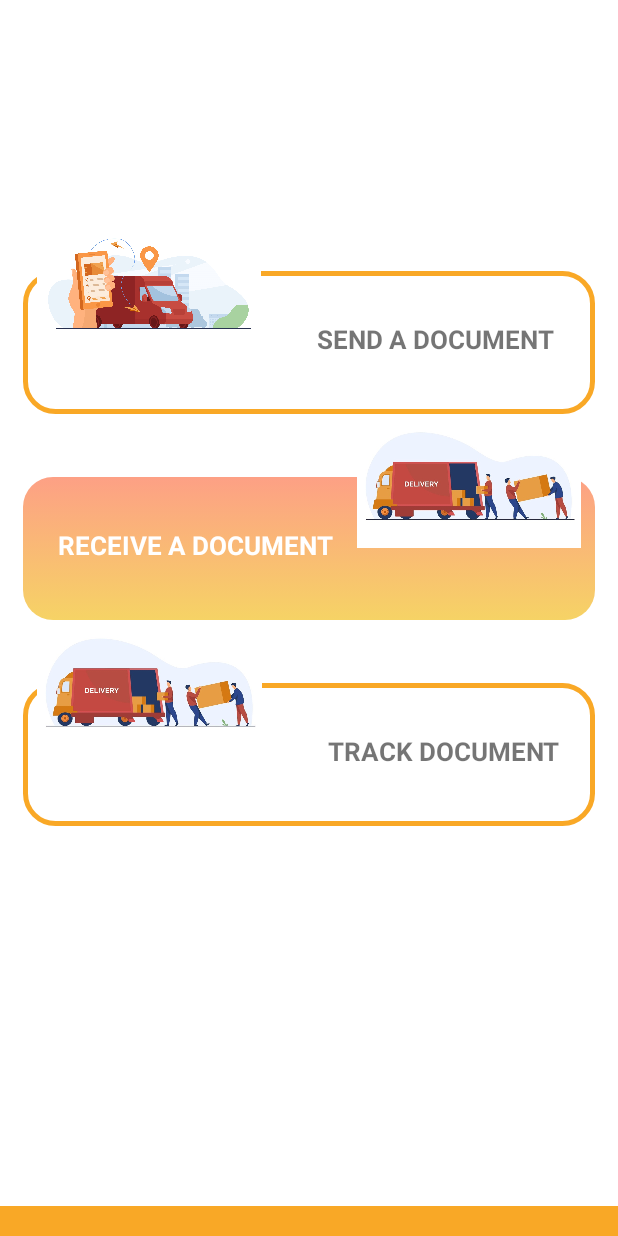
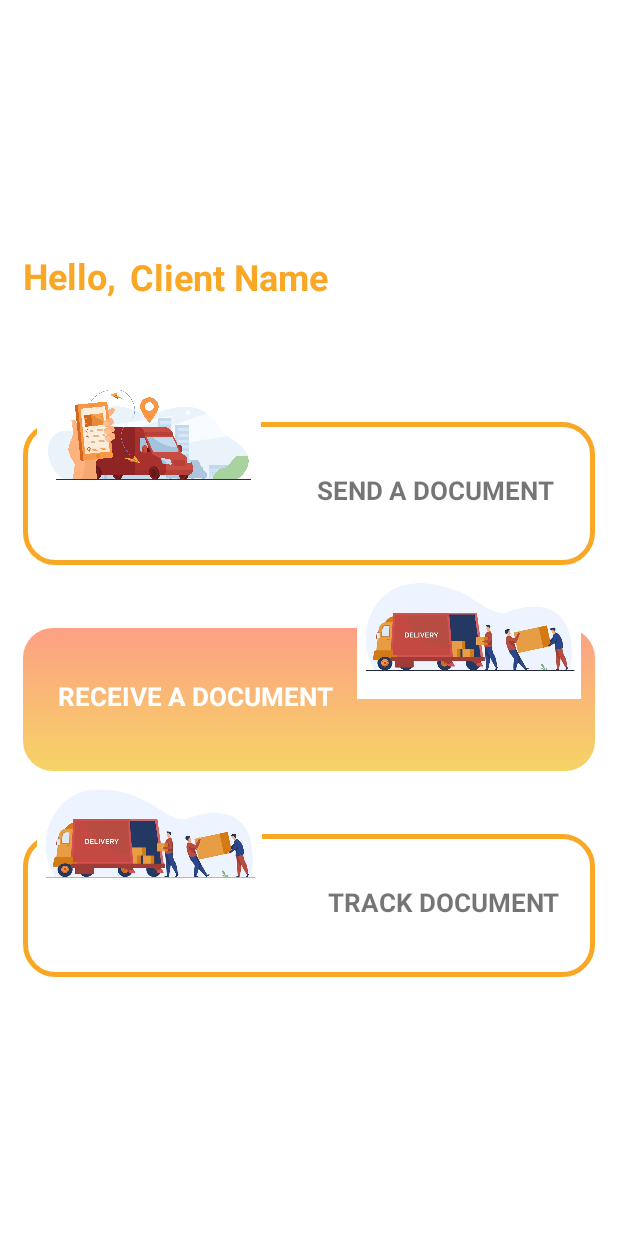
Before and after one commit to DevoirEnGroupe/MesajemFinal, an Android app: the layout activity_list_task.xml on its own in the app's theme, with its tools: preview values and no code run, on a phone screen of 412 x 824 dp. Run offline under Robolectric (Android 15) with nearby library versions, the phone set to English and light mode, and no system bars.

Commit message:
UI Update

```diff
--- a/app/src/main/res/layout/activity_list_task.xml
+++ b/app/src/main/res/layout/activity_list_task.xml
@@ -7,7 +7,7 @@
     android:layout_height="match_parent"
     android:id="@+id/relativ"
     tools:context=".Activities.ListTaskActivity"
-   >
+      >
 
 
     <androidx.appcompat.widget.Toolbar
@@ -22,7 +22,7 @@
         android:id="@+id/FirstRel"
         android:layout_width="match_parent"
         android:layout_height="wrap_content"
-        android:layout_marginTop="149dp"
+        android:layout_marginTop="250dp"
         android:paddingLeft="15dp"
         android:paddingRight="15dp"
         android:paddingBottom="9dp">
@@ -150,15 +150,30 @@
 
     </RelativeLayout>
 
-    <View
-        android:id="@+id/rectangle_3"
-        android:layout_width="match_parent"
-        android:layout_height="20dp"
-        android:layout_alignParentBottom="true"
-        android:layout_marginStart="0dp"
-        android:background="@drawable/ic_rectangle_37">
+    <TextView
+        android:id="@+id/tvusernameShow"
+        android:layout_width="wrap_content"
+        android:layout_height="wrap_content"
+        android:layout_alignParentTop="true"
+        android:layout_marginStart="9dp"
+        android:layout_marginTop="168dp"
+        android:layout_toEndOf="@+id/textView8"
+        android:text="Client Name"
+        android:textColor="@color/Orange"
+        android:textSize="24sp"
+        android:textStyle="bold" />
 
-
-    </View>
+    <TextView
+        android:id="@+id/textView8"
+        android:layout_width="wrap_content"
+        android:layout_height="wrap_content"
+        android:layout_alignParentStart="true"
+        android:layout_alignParentTop="true"
+        android:layout_marginStart="15dp"
+        android:layout_marginTop="167dp"
+        android:text="Hello,"
+        android:textColor="@color/Orange"
+        android:textSize="24sp"
+        android:textStyle="bold" />
 
 </RelativeLayout>
--- a/app/src/main/res/layout/activity_track.xml
+++ b/app/src/main/res/layout/activity_track.xml
@@ -5,6 +5,7 @@
     android:layout_height="match_parent"
     xmlns:app="http://schemas.android.com/apk/res-auto"
     tools:context=".Activities.TrackActivity">
+
     <FrameLayout
         android:id="@+id/flContainer"
         android:layout_width="match_parent"
--- a/app/src/main/res/layout/allrequestitem.xml
+++ b/app/src/main/res/layout/allrequestitem.xml
@@ -15,7 +15,6 @@
         android:layout_marginTop="20dp"
         android:gravity="top"
         />
-
 
 
     <ImageView
@@ -43,9 +42,8 @@
         android:layout_width="220dp"
         android:layout_height="15dp"
         android:layout_alignParentStart="true"
+        android:layout_alignParentTop="true"
         android:layout_marginStart="26dp"
-        android:layout_alignParentTop="true"
-        android:layout_marginTop="70dp"
-        />
+        android:layout_marginTop="70dp" />
 
 </RelativeLayout>
--- a/app/src/main/res/layout/itemreceived.xml
+++ b/app/src/main/res/layout/itemreceived.xml
@@ -57,15 +57,15 @@
             android:layout_alignParentTop="true"
             android:layout_marginTop="70dp"
             />
+
     <TextView
         android:id="@+id/datereceived"
         android:layout_width="106dp"
         android:layout_height="15dp"
         android:layout_alignParentStart="true"
+        android:layout_alignParentTop="true"
         android:layout_marginStart="148dp"
-            android:layout_alignParentTop="true"
-            android:layout_marginTop="70dp"
-            />
+        android:layout_marginTop="70dp" />
 
 
 
--- a/app/src/main/res/values/strings.xml
+++ b/app/src/main/res/values/strings.xml
@@ -13,7 +13,7 @@
     <string name="fason_pou_p">FASON POU PEYE</string>
     <string name="nan_yon_ti_">NAN YON TI TAN KI PA TWO LONG YON AJAN AP PASE REKIPERE DOKIMAN.  MESI PASKE W FE NOU KONFYANS</string>
     <string name="felisitasyo">FELISITASYON OU RIVE PEYE</string>
-    <string name="resevwa_dok">RESEVWA DOKIMAN</string>
+    <string name="resevwa_dok">ALL PACKAGES</string>
     <string name="resevwa_dok1">DOKIMAN MWEN VOYE</string>
     <string name="pending">NOT YET</string>
     <string name="transit">TRANSIT</string>
```
Also changed, not shown: app/src/main/java/ht/mesajem/mesajem/Activities/ListTaskActivity.java (+11 -0 lines), app/src/main/res/layout/activity_details.xml (+8 -16 lines), app/src/main/res/layout/activity_received.xml (+14 -13 lines), app/src/main/res/layout/fragment_all_activity.xml (+14 -12 lines), app/src/main/res/layout/fragment_confirmation.xml (+7 -6 lines), app/src/main/res/layout/fragment_details.xml (+15 -15 lines), app/src/main/res/layout/fragment_received.xml (+7 -7 lines). Lines whose indentation alone changed are shown as unchanged.
